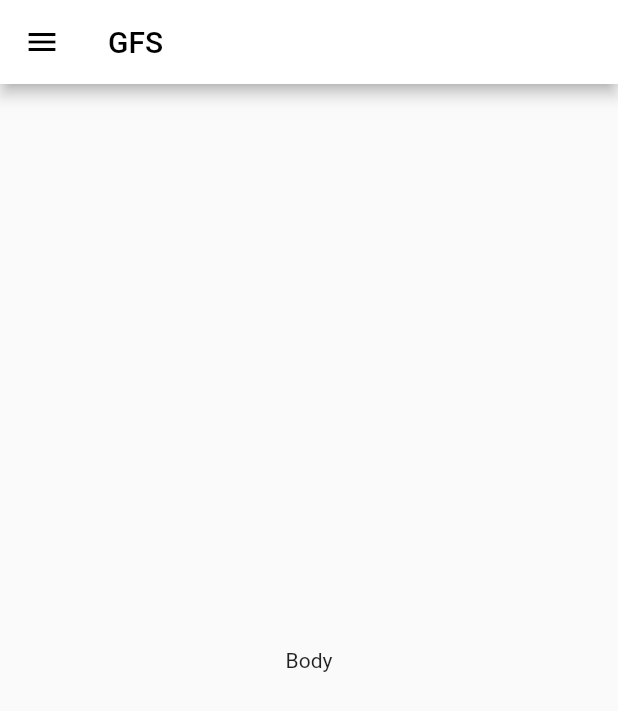
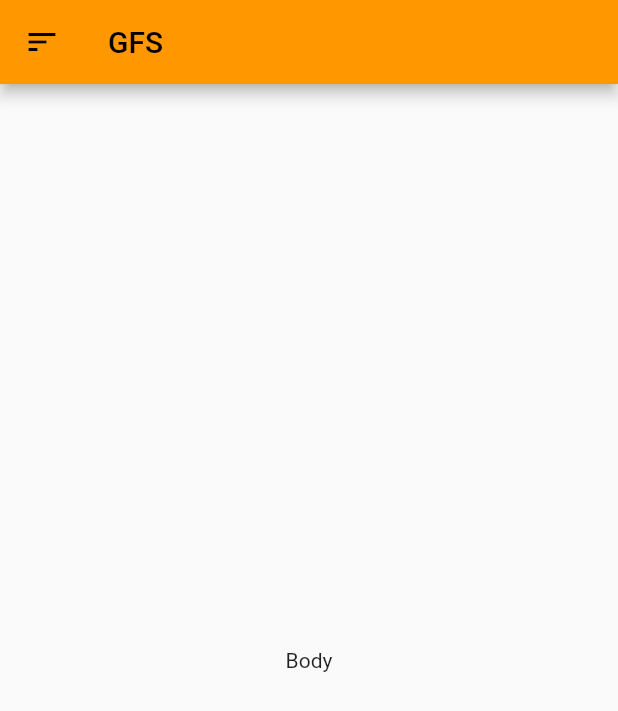
Before and after one commit to iTeam-S/GFS, a Flutter app: the screen it shows after launch, on a phone screen of 412 x 824 dp. Shown: the top 711 px of the screen. Run offline on Flutter 3.47's test engine with Material 2 defaults, Android fonts, the phone set to English and light mode, and no system bars; missing offline and left inert: fancy_drawer.

Commit message:
change color

```diff
--- a/lib/main.dart
+++ b/lib/main.dart
@@ -60,7 +60,7 @@ class _HomeScreenState extends State<HomeScreen>
   Widget build(BuildContext context) {
     return Material(
       child: FancyDrawerWrapper(
-        backgroundColor: Colors.white,
+        backgroundColor: Color(0xfff25272a),
         controller: _controller,
         drawerItems: <Widget>[
           ListTile(
@@ -71,7 +71,9 @@ class _HomeScreenState extends State<HomeScreen>
             title: Text(
               "Cuisine",
               style: TextStyle(color: Colors.orange, fontSize: 20),
-              )),
+            ),
+            onTap: () {},
+          ),
           Divider(
             height: 1,
           ),
@@ -83,7 +85,9 @@ class _HomeScreenState extends State<HomeScreen>
             title: Text(
               "Ménage",
               style: TextStyle(color: Colors.orange, fontSize: 20),
-              )),
+            ),
+            onTap: () {},
+          ),
           Divider(
             height: 1,
           ),
@@ -95,7 +99,9 @@ class _HomeScreenState extends State<HomeScreen>
             title: Text(
               "JIRAMA",
               style: TextStyle(color: Colors.orange, fontSize: 20),
-              )),
+            ),
+            onTap: () {},
+          ),
           Divider(
             height: 1,
           ),
@@ -107,7 +113,9 @@ class _HomeScreenState extends State<HomeScreen>
             title: Text(
               "Budget",
               style: TextStyle(color: Colors.orange, fontSize: 20),
-              )),
+            ),
+            onTap: () {},
+          ),
           Divider(
             height: 1,
           ),
@@ -128,7 +136,9 @@ class _HomeScreenState extends State<HomeScreen>
             title: Text(
               "Membres",
               style: TextStyle(color: Colors.orange, fontSize: 20),
-              )),
+            ),
+            onTap: () {},
+          ),
           Divider(
             height: 1,
           ),
@@ -140,10 +150,10 @@ class _HomeScreenState extends State<HomeScreen>
               "GFS",
               style: TextStyle(color: Colors.black),
             ),
-            backgroundColor: Colors.white,
+            backgroundColor: Colors.orange,
             leading: IconButton(
               icon: Icon(
-                Icons.menu,
+                Icons.sort,
                 color: Colors.black,
               ),
               onPressed: () {
```
Lines whose indentation alone changed are shown as unchanged.
